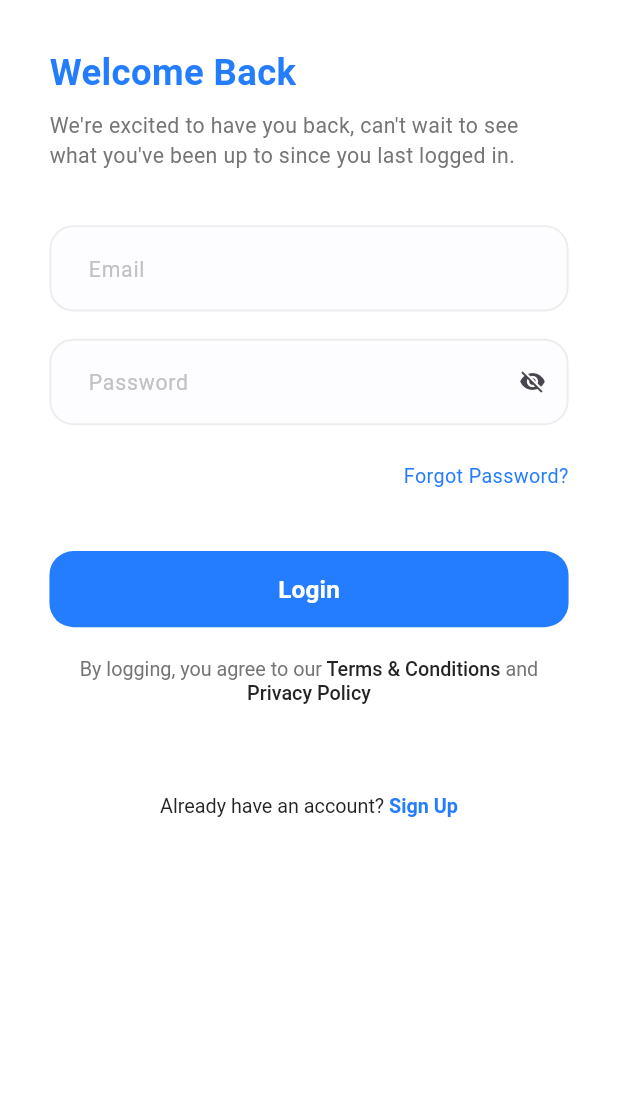
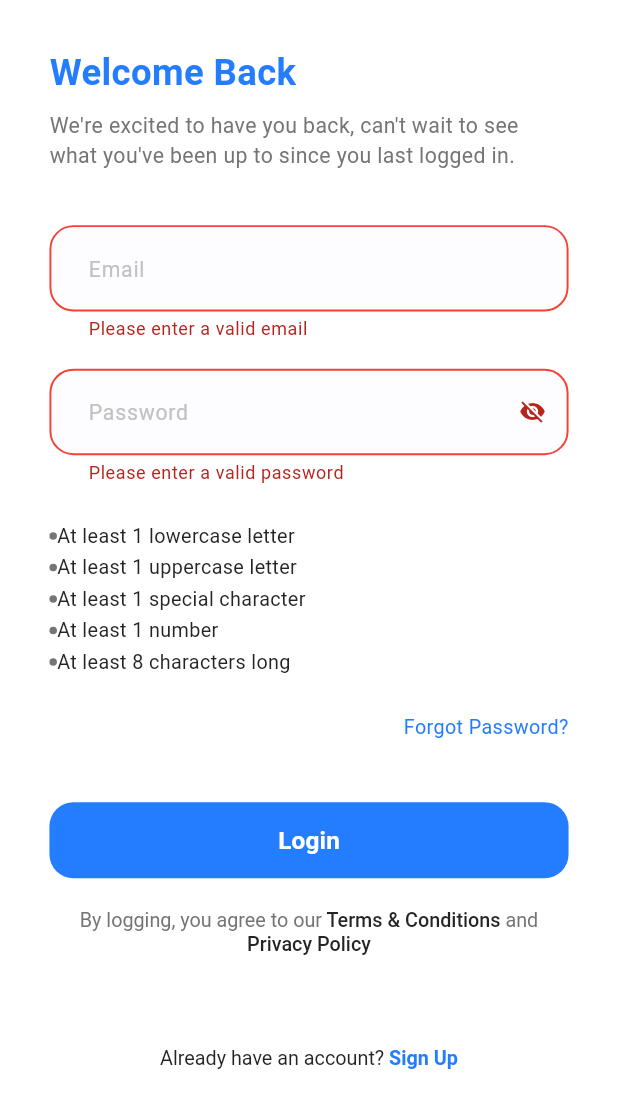
Before and after one commit to islam489/flutter_advanced_appointment, a Flutter app: the LoginScreen screen opened by its route, after a tap on "Login", on a phone screen of 412 x 824 dp. Shown: the top 1108 px of the screen. Run offline on Flutter 3.47's test engine with Material 3 defaults, Android fonts, the phone set to English and light mode, and no system bars; our stand-ins replace animated_splash_screen, dio, flutter_bloc, flutter_screenutil, flutter_svg, freezed_annotation and 3 more; generated files the repository leaves out were written again.

Commit message:
finished login screen logic and ui .

```diff
--- /dev/null
+++ b/lib/core/Helpers/app_regex.dart
@@ -0,0 +1,32 @@
+class AppRegex {
+  static bool isEmailValid(String email) {
+    return RegExp(r'^.+@[a-zA-Z]+\.{1}[a-zA-Z]+(\.{0,1}[a-zA-Z]+)$')
+        .hasMatch(email);
+  }
+
+  static bool isPasswordValid(String password) {
+    return RegExp(
+        r"^(?=.*[a-z])(?=.*[A-Z])(?=.*\d)(?=.*[@$!%*?&])[A-Za-z\d@$!%*?&]{8,}$")
+        .hasMatch(password);
+  }
+
+  static bool hasLowerCase(String password) {
+    return RegExp(r'^(?=.*[a-z])').hasMatch(password);
+  }
+
+  static bool hasUpperCase(String password) {
+    return RegExp(r'^(?=.*[A-Z])').hasMatch(password);
+  }
+
+  static bool hasNumber(String password) {
+    return RegExp(r'^(?=.*?[0-9])').hasMatch(password);
+  }
+
+  static bool hasSpecialCharacter(String password) {
+    return RegExp(r'^(?=.*?[#?!@$%^&*-])').hasMatch(password);
+  }
+
+  static bool hasMinLength(String password) {
+    return RegExp(r'^(?=.{8,})').hasMatch(password);
+  }
+}
--- a/lib/core/Routing/app_router.dart
+++ b/lib/core/Routing/app_router.dart
@@ -6,37 +6,39 @@ import 'package:flutter_advanced_appointment/features/onBoarding/ui/screen/onboa
 import 'package:flutter_advanced_appointment/features/splash/splash_screen.dart';
 import 'package:flutter_bloc/flutter_bloc.dart';
 
+import '../../features/home/ui/home_screen.dart';
 import '../../features/login/logic/cubit/login_cubit.dart';
 import '../DI/dependency_injection.dart';
 
 class AppRouter {
-  Route generateRoute (RouteSettings settings) {
-    switch (settings.name){
-      case Routes.splashScreen :
-        return MaterialPageRoute(
-            builder: (_) => const SplashScreen(),
-        );
-      case Routes.onBoardingScreen :
+  Route generateRoute(RouteSettings settings) {
+    //this arguments to be passed in any screen like this ( arguments as ClassName )
+    final arguments = settings.arguments;
+
+    switch (settings.name) {
+      case Routes.onBoardingScreen:
         return MaterialPageRoute(
           builder: (_) => const OnboardingScreen(),
         );
-      case Routes.loginScreen :
+      case Routes.loginScreen:
         return MaterialPageRoute(
           builder: (_) => BlocProvider(
             create: (context) => getIt<LoginCubit>(),
             child: const LoginScreen(),
           ),
         );
-      default :
+      case Routes.homeScreen:
         return MaterialPageRoute(
-          builder: (_) =>  Scaffold(
+          builder: (_) => const HomeScreen(),
+        );
+      default:
+        return MaterialPageRoute(
+          builder: (_) => Scaffold(
             body: Center(
-              child: Text('No Route Found ${settings.name}'),
+              child: Text('No route defined for ${settings.name}'),
             ),
           ),
         );
-
     }
-
   }
 }
--- a/lib/core/Routing/routes.dart
+++ b/lib/core/Routing/routes.dart
@@ -2,4 +2,5 @@ class Routes {
   static const String splashScreen = '/splashScreen';
   static const String onBoardingScreen = '/onBoardingScreen';
   static const String loginScreen = '/loginScreen';
+  static const String homeScreen = '/homeScreen';
 }
--- a/lib/core/Theming/styles.dart
+++ b/lib/core/Theming/styles.dart
@@ -1,6 +1,5 @@
 import 'package:flutter/material.dart';
 import 'package:flutter_screenutil/flutter_screenutil.dart';
-
 import 'colors.dart';
 import 'font_weight_helper.dart';
 
@@ -19,6 +18,12 @@ class TextStyles {
 
   static TextStyle font13BlueSemiBold = TextStyle(
     fontSize: 13.sp,
+    fontWeight: FontWeightHelper.semiBold,
+    color: ColorsManager.mainBlue,
+  );
+
+  static TextStyle font14BlueSemiBold = TextStyle(
+    fontSize: 14.sp,
     fontWeight: FontWeightHelper.semiBold,
     color: ColorsManager.mainBlue,
   );
@@ -76,6 +81,13 @@ class TextStyles {
     fontWeight: FontWeightHelper.medium,
     color: ColorsManager.darkBlue,
   );
+
+  static TextStyle font15DarkBlueMedium = TextStyle(
+    fontSize: 15.sp,
+    fontWeight: FontWeightHelper.medium,
+    color: ColorsManager.darkBlue,
+  );
+
   static TextStyle font16WhiteMedium = TextStyle(
     fontSize: 16.sp,
     fontWeight: FontWeightHelper.medium,
--- a/lib/core/widgets/app_text_form_field.dart
+++ b/lib/core/widgets/app_text_form_field.dart
@@ -14,6 +14,9 @@ class AppTextFormField extends StatelessWidget {
   final bool? isObscureText;
   final Widget? suffixIcon;
   final Color? backgroundColor;
+  final TextEditingController? controller;
+  final Function(String?) validator;
+
   const AppTextFormField({
     super.key,
     this.contentPadding,
@@ -25,11 +28,14 @@ class AppTextFormField extends StatelessWidget {
     this.isObscureText,
     this.suffixIcon,
     this.backgroundColor,
+    this.controller,
+    required this.validator,
   });
 
   @override
   Widget build(BuildContext context) {
     return TextFormField(
+      controller: controller,
       decoration: InputDecoration(
         isDense: true,
         contentPadding: contentPadding ??
@@ -50,6 +56,20 @@ class AppTextFormField extends StatelessWidget {
               ),
               borderRadius: BorderRadius.circular(16.0),
             ),
+        errorBorder: OutlineInputBorder(
+          borderSide: const BorderSide(
+            color: Colors.red,
+            width: 1.3,
+          ),
+          borderRadius: BorderRadius.circular(16.0),
+        ),
+        focusedErrorBorder: OutlineInputBorder(
+          borderSide: const BorderSide(
+            color: Colors.red,
+            width: 1.3,
+          ),
+          borderRadius: BorderRadius.circular(16.0),
+        ),
         hintStyle: hintStyle ?? TextStyles.font14LightGrayRegular,
         hintText: hintText,
         suffixIcon: suffixIcon,
@@ -58,6 +78,9 @@ class AppTextFormField extends StatelessWidget {
       ),
       obscureText: isObscureText ?? false,
       style: TextStyles.font14DarkBlueMedium,
+      validator: (value) {
+        return validator(value);
+      },
     );
   }
 }
--- /dev/null
+++ b/lib/features/home/ui/home_screen.dart
@@ -0,0 +1,17 @@
+import 'package:flutter/material.dart';
+
+class HomeScreen extends StatelessWidget {
+  const HomeScreen({super.key});
+
+  @override
+  Widget build(BuildContext context) {
+    return Scaffold(
+      appBar: AppBar(
+        title: const Text('Home Screen'),
+      ),
+      body: Center(
+        child: Text('Home Screen'),
+      ),
+    );
+  }
+}
--- a/lib/features/login/logic/cubit/login_cubit.dart
+++ b/lib/features/login/logic/cubit/login_cubit.dart
@@ -2,8 +2,14 @@ import '../../data/models/login_request_body.dart';
 import '../../data/repos/login_repo.dart';
 import 'login_state.dart';
 import 'package:flutter_bloc/flutter_bloc.dart';
+import 'package:flutter/material.dart';
+
 class LoginCubit extends Cubit<LoginState> {
   final LoginRepo _loginRepo;
+
+  TextEditingController emailController = TextEditingController();
+  TextEditingController passwordController = TextEditingController();
+  final formKey = GlobalKey<FormState>();
 
   LoginCubit(this._loginRepo) : super(const LoginState.initial());
 
--- a/lib/features/login/ui/screen/loginScreen.dart
+++ b/lib/features/login/ui/screen/loginScreen.dart
@@ -1,23 +1,19 @@
 import 'package:flutter/material.dart';
+import 'package:flutter_bloc/flutter_bloc.dart';
 import 'package:flutter_screenutil/flutter_screenutil.dart';
 
 import '../../../../core/Helpers/spacing.dart';
 import '../../../../core/Theming/styles.dart';
 import '../../../../core/widgets/app_text_button.dart';
-import '../../../../core/widgets/app_text_form_field.dart';
+import '../../data/models/login_request_body.dart';
+import '../../logic/cubit/login_cubit.dart';
 import '../widgets/alerady_have_acount_text.dart';
+import '../widgets/email_and_password.dart';
+import '../widgets/login_bloc_listenr.dart';
 import '../widgets/terms_and_condition_text.dart';
 
-class LoginScreen extends StatefulWidget {
+class LoginScreen extends StatelessWidget {
   const LoginScreen({super.key});
-
-  @override
-  State<LoginScreen> createState() => _LoginScreenState();
-}
-
-class _LoginScreenState extends State<LoginScreen> {
-  final formKey = GlobalKey<FormState>();
-  bool isObscureText = true;
 
   @override
   Widget build(BuildContext context) {
@@ -39,28 +35,9 @@ class _LoginScreenState extends State<LoginScreen> {
                   style: TextStyles.font14GrayRegular,
                 ),
                 verticalSpace(36),
-                Form(
-                  key: formKey,
-                  child: Column(
+                Column(
                   children: [
-                      const AppTextFormField(hintText: 'Email'),
-                      verticalSpace(18),
-                      AppTextFormField(
-                        hintText: 'Password',
-                        isObscureText: isObscureText,
-                        suffixIcon: GestureDetector(
-                          onTap: () {
-                            setState(() {
-                              isObscureText = !isObscureText;
-                            });
-                          },
-                          child: Icon(
-                            isObscureText
-                                ? Icons.visibility_off
-                                : Icons.visibility,
-                          ),
-                        ),
-                      ),
+                    const EmailAndPassword(),
                     verticalSpace(24),
                     Align(
                       alignment: AlignmentDirectional.centerEnd,
@@ -73,14 +50,16 @@ class _LoginScreenState extends State<LoginScreen> {
                     AppTextButton(
                       buttonText: "Login",
                       textStyle: TextStyles.font16WhiteSemiBold,
-                        onPressed: () {},
+                      onPressed: () {
+                        validateThenDoLogin(context);
+                      },
                     ),
                     verticalSpace(16),
                     const TermsAndConditionsText(),
                     verticalSpace(60),
                     const AlreadyHaveAccountText(),
+                    const LoginBlocListener(),
                   ],
-                  ),
                 ),
               ],
             ),
@@ -89,4 +68,15 @@ class _LoginScreenState extends State<LoginScreen> {
       ),
     );
   }
+
+  void validateThenDoLogin(BuildContext context) {
+    if (context.read<LoginCubit>().formKey.currentState!.validate()) {
+      context.read<LoginCubit>().emitLoginStates(
+        LoginRequestBody(
+          email: context.read<LoginCubit>().emailController.text,
+          password: context.read<LoginCubit>().passwordController.text,
+        ),
+      );
     }
+  }
+}
--- a/lib/features/login/ui/widgets/alerady_have_acount_text.dart
+++ b/lib/features/login/ui/widgets/alerady_have_acount_text.dart
@@ -4,6 +4,7 @@ import '../../../../core/theming/styles.dart';
 
 class AlreadyHaveAccountText extends StatelessWidget {
   const AlreadyHaveAccountText({super.key});
+
 
   @override
   Widget build(BuildContext context) {
--- /dev/null
+++ b/lib/features/login/ui/widgets/email_and_password.dart
@@ -0,0 +1,100 @@
+import 'package:flutter/material.dart';
+import 'package:flutter_advanced_appointment/features/login/ui/widgets/password_validations.dart';
+import 'package:flutter_bloc/flutter_bloc.dart';
+
+import '../../../../core/Helpers/app_regex.dart';
+import '../../../../core/Helpers/spacing.dart';
+import '../../../../core/widgets/app_text_form_field.dart';
+import '../../logic/cubit/login_cubit.dart';
+
+class EmailAndPassword extends StatefulWidget {
+  const EmailAndPassword({super.key});
+
+  @override
+  State<EmailAndPassword> createState() => _EmailAndPasswordState();
+}
+
+class _EmailAndPasswordState extends State<EmailAndPassword> {
+  bool isObscureText = true;
+
+  bool hasLowercase = false;
+  bool hasUppercase = false;
+  bool hasSpecialCharacters = false;
+  bool hasNumber = false;
+  bool hasMinLength = false;
+
+  late TextEditingController passwordController;
+
+  @override
+  void initState() {
+    super.initState();
+    passwordController = context.read<LoginCubit>().passwordController;
+    setupPasswordControllerListener();
+  }
+
+  void setupPasswordControllerListener() {
+    passwordController.addListener(() {
+      setState(() {
+        hasLowercase = AppRegex.hasLowerCase(passwordController.text);
+        hasUppercase = AppRegex.hasUpperCase(passwordController.text);
+        hasSpecialCharacters =
+            AppRegex.hasSpecialCharacter(passwordController.text);
+        hasNumber = AppRegex.hasNumber(passwordController.text);
+        hasMinLength = AppRegex.hasMinLength(passwordController.text);
+      });
+    });
+  }
+
+  @override
+  Widget build(BuildContext context) {
+    return Form(
+      key: context.read<LoginCubit>().formKey,
+      child: Column(
+        children: [
+          AppTextFormField(
+            hintText: 'Email',
+            validator: (value) {
+              if (value == null ||
+                  value.isEmpty ||
+                  !AppRegex.isEmailValid(value)) {
+                return 'Please enter a valid email';
+              }
+            },
+            controller: context.read<LoginCubit>().emailController,
+          ),
+          verticalSpace(18),
+          AppTextFormField(
+            controller: passwordController,
+            hintText: 'Password',
+            isObscureText: isObscureText,
+            suffixIcon: GestureDetector(
+              onTap: () {
+                setState(() {
+                  isObscureText = !isObscureText;
+                });
+              },
+              child: Icon(
+                isObscureText ? Icons.visibility_off : Icons.visibility,
+              ),
+            ),
+            validator: (value) {
+              if (value == null ||
+                  value.isEmpty ||
+                  !AppRegex.isPasswordValid(value)) {
+                return 'Please enter a valid password';
+              }
+            },
+          ),
+          verticalSpace(24),
+          PasswordValidations(
+            hasLowercase: hasLowercase,
+            hasUppercase: hasUppercase,
+            hasSpecialCharacters: hasSpecialCharacters,
+            hasNumber: hasNumber,
+            hasMinLength: hasMinLength,
+          ),
+        ],
+      ),
+    );
+  }
+}
--- /dev/null
+++ b/lib/features/login/ui/widgets/login_bloc_listenr.dart
@@ -0,0 +1,68 @@
+import 'package:flutter/material.dart';
+import 'package:flutter_advanced_appointment/core/Helpers/extensions.dart';
+import 'package:flutter_bloc/flutter_bloc.dart';
+
+import '../../../../core/routing/routes.dart';
+import '../../../../core/theming/colors.dart';
+import '../../../../core/theming/styles.dart';
+import '../../logic/cubit/login_cubit.dart';
+import '../../logic/cubit/login_state.dart';
+
+class LoginBlocListener extends StatelessWidget {
+  const LoginBlocListener({super.key});
+
+  @override
+  Widget build(BuildContext context) {
+    return BlocListener<LoginCubit, LoginState>(
+      listenWhen: (previous, current) =>
+      current is Loading || current is Success || current is Error,
+      listener: (context, state) {
+        state.whenOrNull(
+          loading: () {
+            showDialog(
+              context: context,
+              builder: (context) => const Center(
+                child: CircularProgressIndicator(
+                  color: ColorsManager.mainBlue,
+                ),
+              ),
+            );
+          },
+          success: (loginResponse) {
+            context.pop();
+            context.pushNamed(Routes.homeScreen);
+          },
+          error: (error) {
+            context.pop();
+            showDialog(
+              context: context,
+              builder: (context) => AlertDialog(
+                icon: const Icon(
+                  Icons.error,
+                  color: Colors.red,
+                  size: 32,
+                ),
+                content: Text(
+                  error,
+                  style: TextStyles.font14DarkBlueMedium,
+                ),
+                actions: [
+                  TextButton(
+                    onPressed: () {
+                      context.pop();
+                    },
+                    child: Text(
+                      'Got it',
+                      style: TextStyles.font13BlueSemiBold ,
+                    ),
+                  ),
+                ],
+              ),
+            );
+          },
+        );
+      },
+      child: const SizedBox.shrink(),
+    );
+  }
+}
--- /dev/null
+++ b/lib/features/login/ui/widgets/password_validations.dart
@@ -0,0 +1,61 @@
+import 'package:flutter/material.dart';
+
+import '../../../../core/helpers/spacing.dart';
+import '../../../../core/theming/colors.dart';
+import '../../../../core/theming/styles.dart';
+
+class PasswordValidations extends StatelessWidget {
+  final bool hasLowercase;
+  final bool hasUppercase;
+  final bool hasSpecialCharacters;
+  final bool hasNumber;
+  final bool hasMinLength;
+  const PasswordValidations({
+    super.key,
+    required this.hasLowercase,
+    required this.hasUppercase,
+    required this.hasSpecialCharacters,
+    required this.hasNumber,
+    required this.hasMinLength,
+  });
+
+  @override
+  Widget build(BuildContext context) {
+    return Column(
+      children: [
+        buildValidationRow('At least 1 lowercase letter', hasLowercase),
+        verticalSpace(2),
+        buildValidationRow('At least 1 uppercase letter', hasUppercase),
+        verticalSpace(2),
+        buildValidationRow(
+            'At least 1 special character', hasSpecialCharacters),
+        verticalSpace(2),
+        buildValidationRow('At least 1 number', hasNumber),
+        verticalSpace(2),
+        buildValidationRow('At least 8 characters long', hasMinLength),
+      ],
+    );
+  }
+
+  Widget buildValidationRow(String text, bool hasValidated) {
+    return Row(
+      children: [
+        const CircleAvatar(
+          radius: 2.5,
+          backgroundColor: ColorsManager.gray,
+        ),
+        horizontalSpace(6),
+        Text(
+          //'At least 1 lowercase letter',
+          text,
+          style: TextStyles.font13DarkBlueRegular.copyWith(
+            decoration: hasValidated ? TextDecoration.lineThrough : null,
+            decorationColor: Colors.green,
+            decorationThickness: 2,
+            color: hasValidated ? ColorsManager.gray : ColorsManager.darkBlue,
+          ),
+        )
+      ],
+    );
+  }
+}
```
Lines whose indentation alone changed are shown as unchanged.
